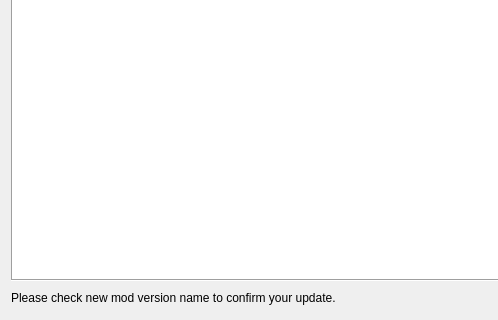
The window that src/ui/local/localmodupdatedialog.ui (kaniol-lck/modmanager) describes before a commit, drawn with Qt 5; both pictures show x 0 to 498 and y 400 to 720 of the 1080 by 720 pixel window.
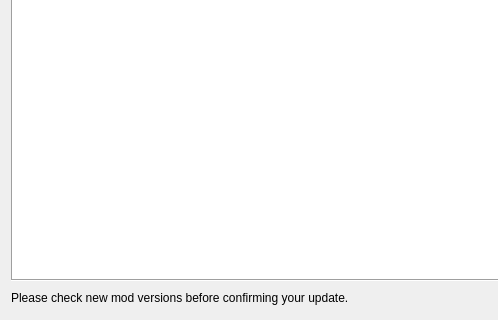
The same window after the commit.

```diff
--- a/src/ui/local/localmodupdatedialog.ui
+++ b/src/ui/local/localmodupdatedialog.ui
@@ -30,7 +30,7 @@
    <item row="1" column="0">
     <widget class="QLabel" name="label">
      <property name="text">
-      <string>Please check new mod version name to confirm your update.</string>
+      <string>Please check new mod versions before confirming your update.</string>
      </property>
     </widget>
    </item>
```
